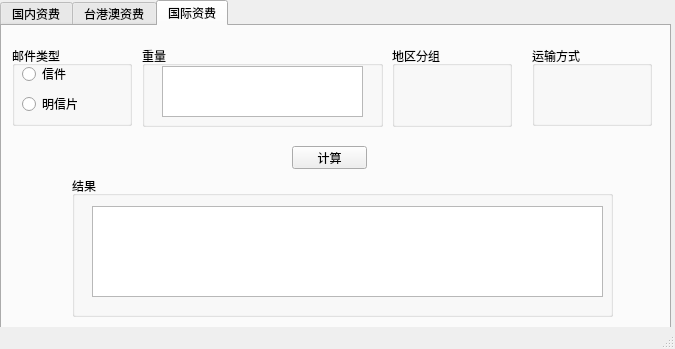
Before: the Qt Designer form PostFee/mainwindow.ui in Hunterteaegg/PostFee, drawn with Qt 5.
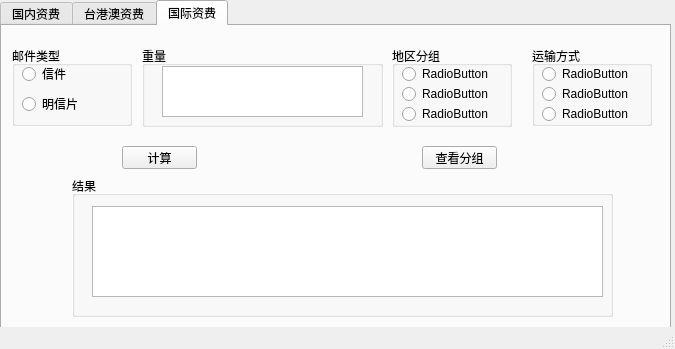
After: the same form once the commit is applied. The open tabs and pages were chosen to show the change.

Diff of the .ui file:
```diff
--- a/PostFee/mainwindow.ui
+++ b/PostFee/mainwindow.ui
@@ -349,6 +349,45 @@
       <property name="title">
        <string>地区分组</string>
       </property>
+      <widget class="QRadioButton" name="radioButton_4">
+       <property name="geometry">
+        <rect>
+         <x>10</x>
+         <y>20</y>
+         <width>89</width>
+         <height>16</height>
+        </rect>
+       </property>
+       <property name="text">
+        <string>RadioButton</string>
+       </property>
+      </widget>
+      <widget class="QRadioButton" name="radioButton_5">
+       <property name="geometry">
+        <rect>
+         <x>10</x>
+         <y>40</y>
+         <width>89</width>
+         <height>16</height>
+        </rect>
+       </property>
+       <property name="text">
+        <string>RadioButton</string>
+       </property>
+      </widget>
+      <widget class="QRadioButton" name="radioButton_6">
+       <property name="geometry">
+        <rect>
+         <x>10</x>
+         <y>60</y>
+         <width>89</width>
+         <height>16</height>
+        </rect>
+       </property>
+       <property name="text">
+        <string>RadioButton</string>
+       </property>
+      </widget>
      </widget>
      <widget class="QGroupBox" name="groupBox_11">
       <property name="geometry">
@@ -362,11 +401,50 @@
       <property name="title">
        <string>运输方式</string>
       </property>
+      <widget class="QRadioButton" name="radioButton">
+       <property name="geometry">
+        <rect>
+         <x>10</x>
+         <y>20</y>
+         <width>89</width>
+         <height>16</height>
+        </rect>
+       </property>
+       <property name="text">
+        <string>RadioButton</string>
+       </property>
+      </widget>
+      <widget class="QRadioButton" name="radioButton_2">
+       <property name="geometry">
+        <rect>
+         <x>10</x>
+         <y>40</y>
+         <width>89</width>
+         <height>16</height>
+        </rect>
+       </property>
+       <property name="text">
+        <string>RadioButton</string>
+       </property>
+      </widget>
+      <widget class="QRadioButton" name="radioButton_3">
+       <property name="geometry">
+        <rect>
+         <x>10</x>
+         <y>60</y>
+         <width>89</width>
+         <height>16</height>
+        </rect>
+       </property>
+       <property name="text">
+        <string>RadioButton</string>
+       </property>
+      </widget>
      </widget>
      <widget class="QPushButton" name="button_cal_3">
       <property name="geometry">
        <rect>
-        <x>290</x>
+        <x>120</x>
         <y>120</y>
         <width>75</width>
         <height>23</height>
@@ -399,6 +477,19 @@
        </property>
       </widget>
      </widget>
+     <widget class="QPushButton" name="pushButton">
+      <property name="geometry">
+       <rect>
+        <x>420</x>
+        <y>120</y>
+        <width>75</width>
+        <height>23</height>
+       </rect>
+      </property>
+      <property name="text">
+       <string>查看分组</string>
+      </property>
+     </widget>
     </widget>
    </widget>
   </widget>
```
Left out of the diff: 2 changed lines with no effect on the pictures.
